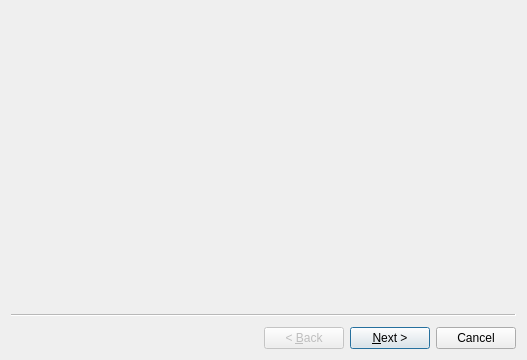
dsgoficial/DsgTools, file gui/DatabaseTools/ConversionTools/datasourceConversion.ui: the form before one commit.
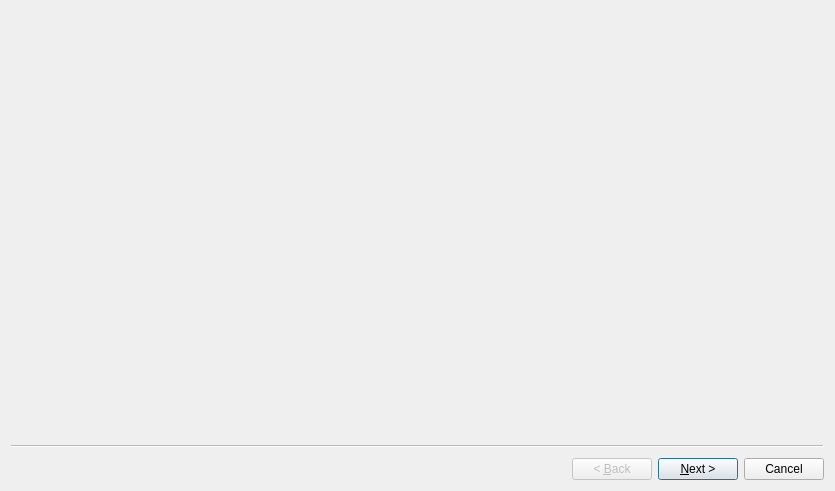
The form after the commit. Icons and pictures are not drawn. Custom widgets are drawn as their Qt base class.

```diff
--- a/gui/DatabaseTools/ConversionTools/datasourceConversion.ui
+++ b/gui/DatabaseTools/ConversionTools/datasourceConversion.ui
@@ -6,8 +6,8 @@
    <rect>
     <x>0</x>
     <y>0</y>
-    <width>527</width>
-    <height>360</height>
+    <width>835</width>
+    <height>491</height>
    </rect>
   </property>
   <property name="windowTitle">
```
